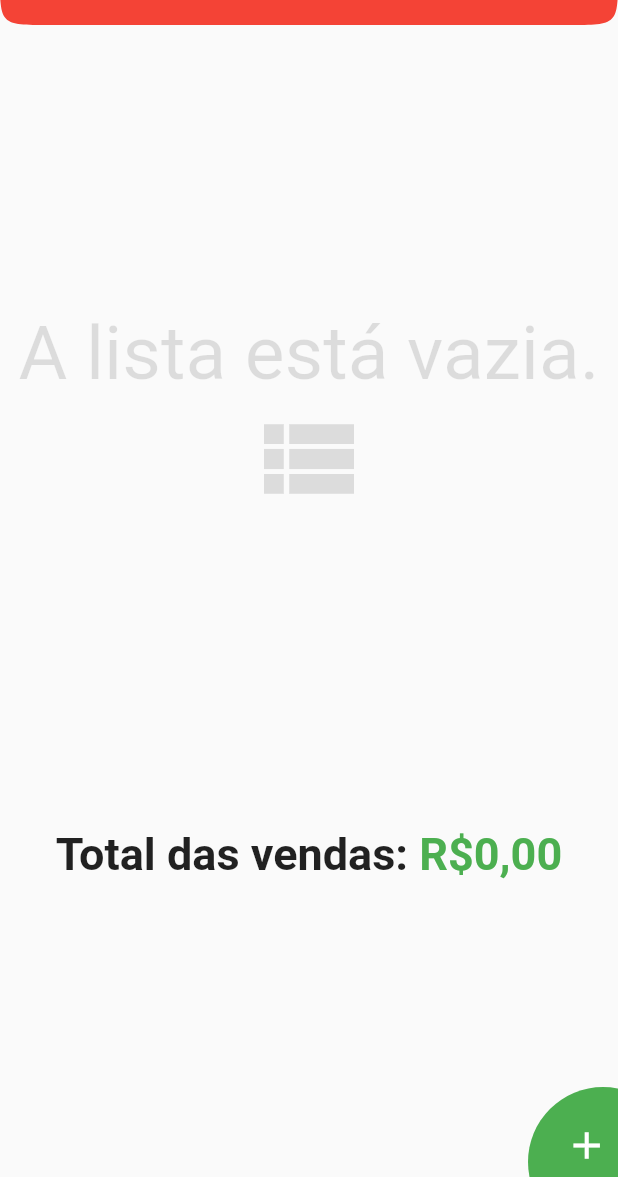
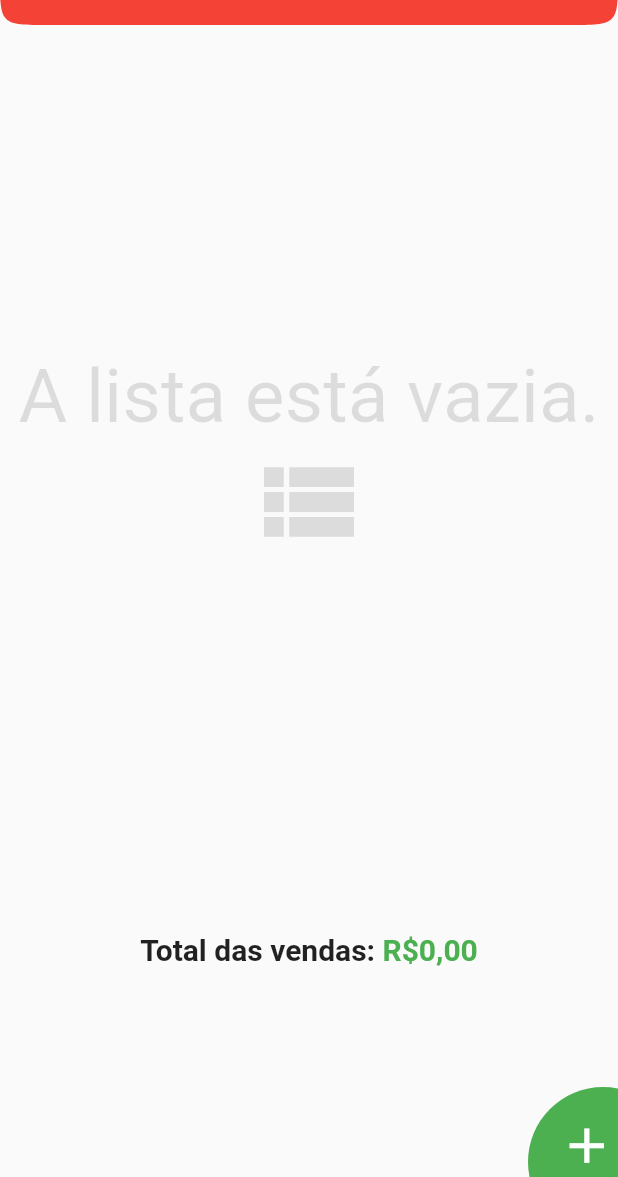
Before and after one commit to GuilhermeHHMS/ControleVendas, a Flutter app: the screen it shows after launch, on a phone screen of 412 x 824 dp, the part 59-1236 px from its top. Run offline on Flutter 3.47's test engine with Material 2 defaults, Android fonts, the phone set to English and light mode, and no system bars.

Commit message:
uptade-1

```diff
--- a/lib/components/transaction_list.dart
+++ b/lib/components/transaction_list.dart
@@ -65,11 +65,12 @@ class TransactionList extends StatelessWidget {
                       //backgroundColor: Colors.white,
                       child: FittedBox(
                         child: Padding(
-                          padding: const EdgeInsets.all(2),
+                          padding: const EdgeInsets.only(top: 5),
                           child: Text(
                             'R\$ ${tr.price.toStringAsFixed(2).replaceAll('.', ',')}',
                             style: const TextStyle(
                               color: Colors.green,
+                              fontSize: 18,
                               fontWeight: FontWeight.bold,
                             ),
                           ),
--- a/lib/main.dart
+++ b/lib/main.dart
@@ -102,12 +102,12 @@ class _MyHomePageState extends State<MyHomePage> {
             child: Column(
               children: [
                 SizedBox(
-                  height: MediaQuery.of(context).size.height * .65,
+                  height: MediaQuery.of(context).size.height * .73,
                   child: Column(
                     children: [
                       SingleChildScrollView(
                         child: SizedBox(
-                          height: MediaQuery.of(context).size.height * .63,
+                          height: MediaQuery.of(context).size.height * .70,
                           child: TransactionList(
                               _transactions, _removeItem, _itemAlt),
                         ),
@@ -118,23 +118,27 @@ class _MyHomePageState extends State<MyHomePage> {
                 FittedBox(
                   fit: BoxFit.values.first,
                   child: Container(
-                    padding: const EdgeInsets.fromLTRB(10, 0, 10, 0),
+                    height: 30,
+                    margin: const EdgeInsets.symmetric(horizontal: 75),
+                    padding: const EdgeInsets.fromLTRB(5, 0, 5, 0),
                     child: Row(
                       mainAxisAlignment: MainAxisAlignment.center,
                       children: [
                         const Text(
                           'Total das vendas: ',
                           style: TextStyle(
-                            fontSize: 30,
+                            fontSize: 20,
                             fontWeight: FontWeight.bold,
                           ),
                         ),
-                        Text(
+                        FittedBox(
+                          child: Text(
                             'R\$${sum.toStringAsFixed(2).replaceAll('.', ',')}',
                             style: const TextStyle(
-                              fontSize: 30,
+                                fontSize: 20,
                                 fontWeight: FontWeight.bold,
                                 color: Colors.green),
+                          ),
                         ),
                       ],
                     ),
@@ -156,12 +160,15 @@ class _MyHomePageState extends State<MyHomePage> {
               width: 100,
               child: Padding(
                 padding: const EdgeInsets.all(15.2),
+                child: Transform.scale(
+                  scale: 1.7,
                   child: IconButton(
-                  iconSize: 30,
+                    iconSize: 23,
                     onPressed: () => _modalTextForm(context),
                     icon: const Icon(
                       Icons.add,
                       color: Colors.white,
+                    ),
                   ),
                 ),
               ),
```
Lines whose indentation alone changed are shown as unchanged.
